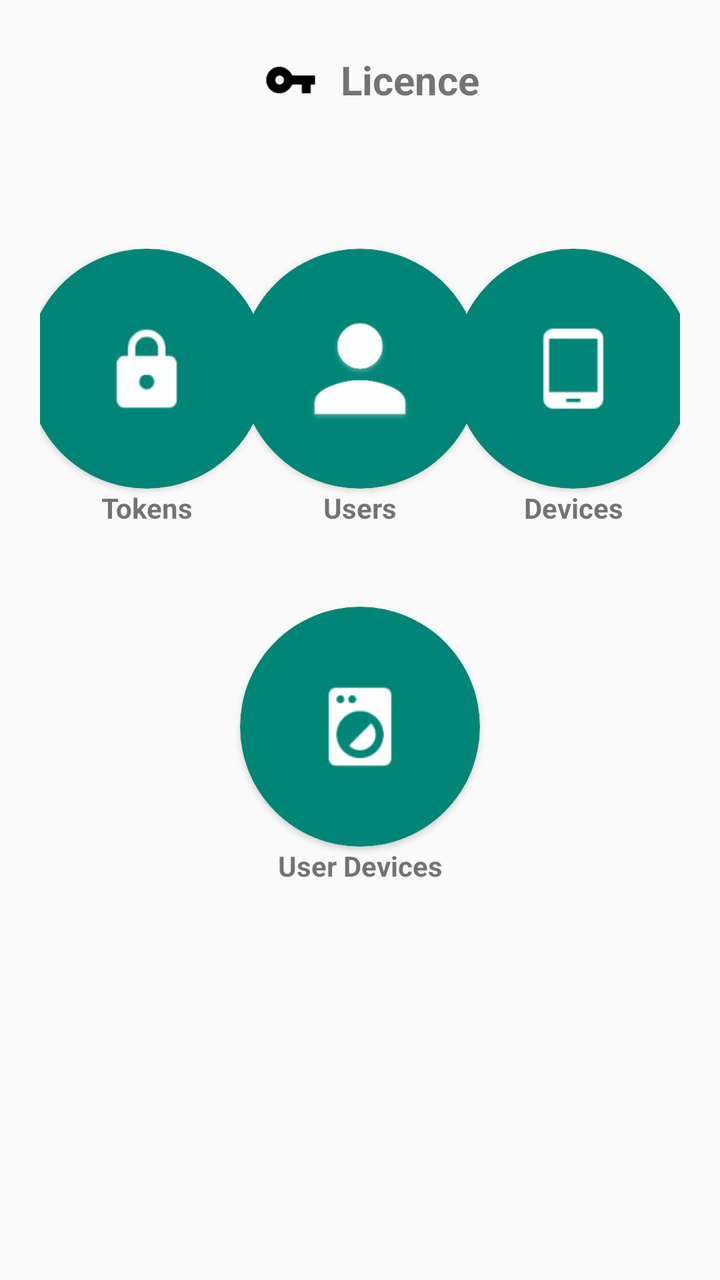
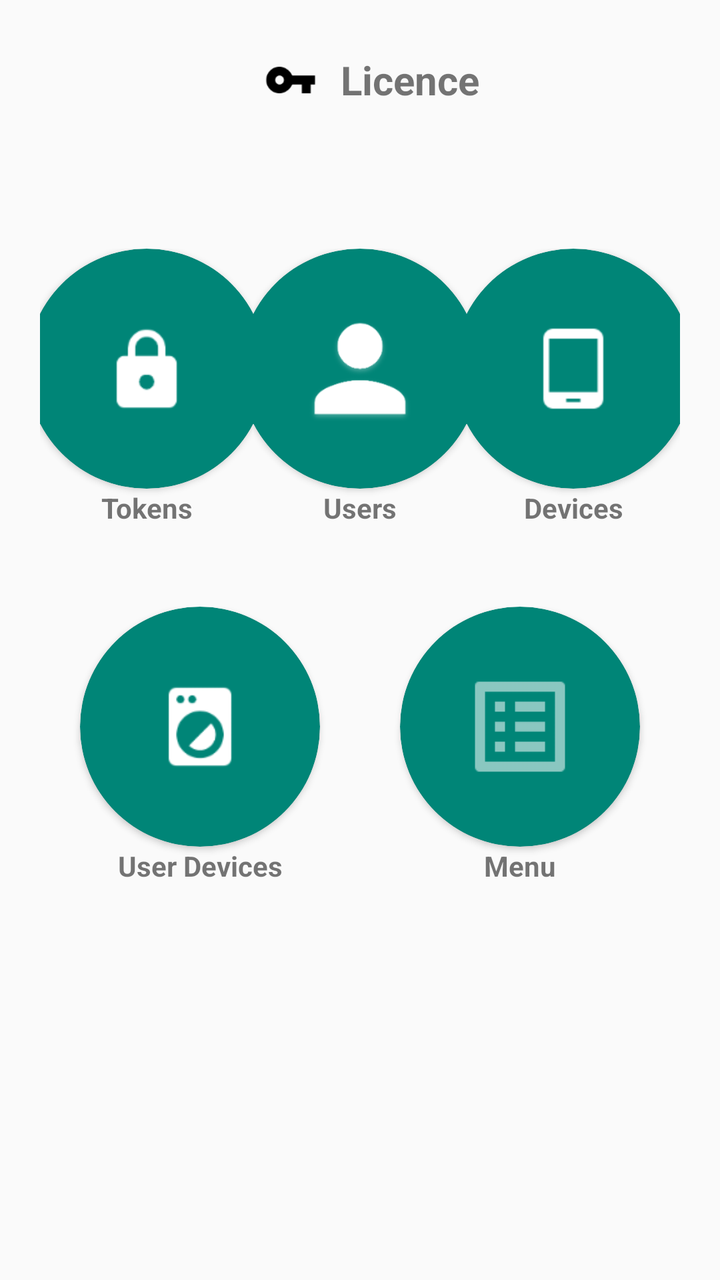

The first picture is an Android layout as it rendered before a commit; the second is the same layout after the commit. The layout source and the unified diff follow.
<!-- AndroidManifest.xml: application theme AppTheme -->
<!-- res/layout/fragment_admin_license_setup.xml -->
<?xml version="1.0" encoding="utf-8"?>
<LinearLayout xmlns:android="http://schemas.android.com/apk/res/android"
    xmlns:tools="http://schemas.android.com/tools"
    android:layout_width="match_parent"
    android:layout_height="match_parent"
    xmlns:app="http://schemas.android.com/apk/res-auto"
    tools:context=".AdminLicenseSetupFragment"
    android:orientation="vertical">


    
    <LinearLayout android:id="@+id/llMainScreen"
        android:layout_width="match_parent"
        android:layout_height="match_parent"
        android:orientation="vertical"
        android:visibility="visible">

        <LinearLayout
            android:layout_width="wrap_content"
            android:layout_height="wrap_content"
            android:orientation="horizontal"
            android:padding="15dp"
            android:layout_gravity="center">

            <ImageView
                android:layout_width="50dp"
                android:layout_height="50dp"
                android:src="@drawable/ic_key"/>

            <TextView
                android:layout_width="wrap_content"
                android:layout_height="match_parent"
                android:text="Licence"
                android:textStyle="bold"
                android:textSize="20sp"
                android:gravity="center_vertical"/>

        </LinearLayout>

        <TableLayout
            android:layout_width="match_parent"
            android:layout_height="match_parent"
            android:orientation="vertical">

            <TextView android:id="@+id/tvLicenceDescription"
                android:layout_width="match_parent"
                android:layout_height="wrap_content"
                android:text=""
                android:gravity="center_horizontal"
                android:textSize="18sp"
                android:textStyle="bold"/>

            <TableRow android:layout_width="match_parent"
                android:layout_height="wrap_content"
                android:orientation="horizontal"
                android:padding="20dp">

                <LinearLayout android:layout_width="0dp"
                    android:layout_height="match_parent"
                    android:layout_weight="1"
                    android:gravity="center"
                    android:orientation="vertical">

                    <android.support.v7.widget.CardView
                        android:layout_width="120dp"
                        android:layout_height="120dp"
                        app:cardBackgroundColor="@color/colorPrimary"
                        app:cardCornerRadius="60dp">

                        <ImageView android:id="@+id/btnTokens"
                            android:layout_width="80dp"
                            android:layout_height="80dp"
                            android:src="@drawable/ic_lock"
                            android:background="?attr/selectableItemBackgroundBorderless"
                            android:tint="@color/white"
                            android:layout_gravity="center"/>

                    </android.support.v7.widget.CardView>


                    <TextView
                        android:layout_width="match_parent"
                        android:layout_height="wrap_content"
                        android:text="Tokens"
                        android:gravity="center"
                        android:textStyle="bold"/>

                </LinearLayout>




                <LinearLayout android:layout_width="0dp"
                    android:layout_height="match_parent"
                    android:layout_weight="1"
                    android:gravity="center"
                    android:orientation="vertical">

                    <android.support.v7.widget.CardView
                        android:layout_width="120dp"
                        android:layout_height="120dp"
                        app:cardBackgroundColor="@color/colorPrimary"
                        app:cardCornerRadius="60dp">

                        <ImageView android:id="@+id/btnUsers"
                            android:layout_width="80dp"
                            android:layout_height="80dp"
                            android:src="@drawable/user"
                            android:background="?attr/selectableItemBackgroundBorderless"
                            android:tint="@color/white"
                            android:layout_gravity="center"/>

                    </android.support.v7.widget.CardView>


                    <TextView
                        android:layout_width="match_parent"
                        android:layout_height="wrap_content"
                        android:text="Users"
                        android:gravity="center"
                        android:textStyle="bold"/>

                </LinearLayout>



                <LinearLayout android:layout_width="0dp"
                    android:layout_height="match_parent"
                    android:layout_weight="1"
                    android:gravity="center"
                    android:orientation="vertical">

                    <android.support.v7.widget.CardView
                        android:layout_width="120dp"
                        android:layout_height="120dp"
                        app:cardBackgroundColor="@color/colorPrimary"
                        app:cardCornerRadius="60dp">

                        <ImageView android:id="@+id/btnDevices"
                            android:layout_width="80dp"
                            android:layout_height="80dp"
                            android:src="@drawable/ic_device"
                            android:background="?attr/selectableItemBackgroundBorderless"
                            android:tint="@color/white"
                            android:layout_gravity="center"/>

                    </android.support.v7.widget.CardView>


                    <TextView
                        android:layout_width="match_parent"
                        android:layout_height="wrap_content"
                        android:text="Devices"
                        android:gravity="center"
                        android:textStyle="bold"/>

                </LinearLayout>

            </TableRow>

            <TableRow android:layout_width="match_parent"
                android:layout_height="wrap_content"
                android:orientation="horizontal"
                android:padding="20dp">

            <LinearLayout android:layout_width="0dp"
                android:layout_height="match_parent"
                android:layout_weight="1"
                android:gravity="center"
                android:orientation="vertical">

                <android.support.v7.widget.CardView
                    android:layout_width="120dp"
                    android:layout_height="120dp"
                    app:cardBackgroundColor="@color/colorPrimary"
                    app:cardCornerRadius="60dp">

                    <ImageView android:id="@+id/btnUserDevices"
                        android:layout_width="80dp"
                        android:layout_height="80dp"
                        android:src="@drawable/ic_user_device"
                        android:background="?attr/selectableItemBackgroundBorderless"
                        android:tint="@color/white"
                        android:layout_gravity="center"/>

                </android.support.v7.widget.CardView>


                <TextView
                    android:layout_width="match_parent"
                    android:layout_height="wrap_content"
                    android:text="User Devices"
                    android:gravity="center"
                    android:textStyle="bold"/>

            </LinearLayout>





            </TableRow>



        </TableLayout>

    </LinearLayout>

</LinearLayout>
<!-- resources referenced by this layout -->
<resources>
  <color name="colorPrimary">#008577</color>
  <color name="white">#FFFFFF</color>
  <!-- drawable ic_device: png bitmap (drawable-v24, 1032 bytes) -->
  <!-- drawable ic_key: png bitmap (drawable-v24, 1544 bytes) -->
  <!-- drawable ic_lock: png bitmap (drawable-v24, 1780 bytes) -->
  <!-- drawable ic_user_device: png bitmap (drawable-v24, 2471 bytes) -->
  <!-- drawable user: png bitmap (drawable, 7656 bytes) -->
  <style name="AppTheme" parent="Theme.AppCompat.Light.DarkActionBar">
          
          <item name="colorPrimary">@color/colorPrimary</item>
          <item name="colorPrimaryDark">@color/colorPrimaryDark</item>
          <item name="colorAccent">@color/colorAccent</item>
      </style>
  <color name="colorPrimaryDark">#00574B</color>
  <color name="colorAccent">#D81B60</color>
</resources>

<!-- the commit's change to res/layout/fragment_admin_license_setup.xml (unified diff, before → after) -->
@@ -198,6 +198,39 @@
 
 
 
+                <LinearLayout android:layout_width="0dp"
+                    android:layout_height="match_parent"
+                    android:layout_weight="1"
+                    android:gravity="center"
+                    android:orientation="vertical">
+
+                    <android.support.v7.widget.CardView
+                        android:layout_width="120dp"
+                        android:layout_height="120dp"
+                        app:cardBackgroundColor="@color/colorPrimary"
+                        app:cardCornerRadius="60dp">
+
+                        <ImageView android:id="@+id/btnMenuType"
+                            android:layout_width="80dp"
+                            android:layout_height="80dp"
+                            android:src="@drawable/ic_action_list_alt"
+                            android:background="?attr/selectableItemBackgroundBorderless"
+                            android:tint="@color/white"
+                            android:layout_gravity="center"
+                            android:padding="10dp"/>
+
+                    </android.support.v7.widget.CardView>
+
+
+                    <TextView
+                        android:layout_width="match_parent"
+                        android:layout_height="wrap_content"
+                        android:text="Menu"
+                        android:gravity="center"
+                        android:textStyle="bold"/>
+
+                </LinearLayout>
+
 
             </TableRow>
 
<!-- resource entries referenced after the edit -->
@@ -2,6 +2,7 @@
 <resources>
   <color name="colorPrimary">#008577</color>
   <color name="white">#FFFFFF</color>
+  <!-- drawable ic_action_list_alt: png bitmap (drawable, 793 bytes) -->
   <!-- drawable ic_device: png bitmap (drawable-v24, 1032 bytes) -->
   <!-- drawable ic_key: png bitmap (drawable-v24, 1544 bytes) -->
   <!-- drawable ic_lock: png bitmap (drawable-v24, 1780 bytes) -->
